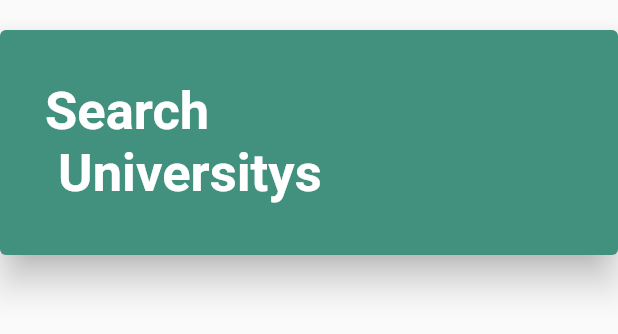
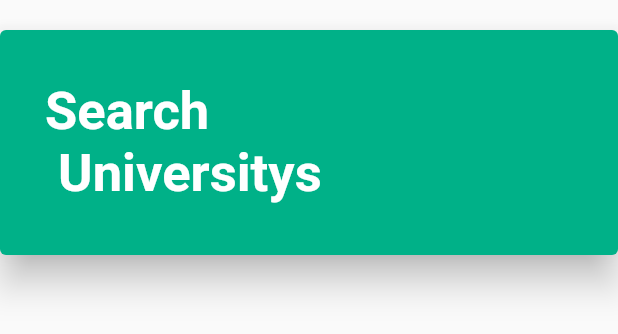
Before and after one commit to naudofp/devnet-frontend, a Flutter app: the CardHomeStudent widget shown alone on an empty page, opened directly, on a phone screen of 412 x 824 dp. Shown: the top 334 px of the screen. Run offline on Flutter 3.47's test engine with Material 2 defaults, Android fonts, the phone set to English and light mode, and no system bars; our stand-ins replace dio, shared_preferences; missing offline and left inert: custom_signin_buttons; accounts and stored records are empty.

Commit message:
Updated Components

```diff
--- a/lib/app/views/components/card_home_student.dart
+++ b/lib/app/views/components/card_home_student.dart
@@ -2,6 +2,7 @@ import 'dart:math';
 
 import 'package:custom_signin_buttons/button_list.dart';
 import 'package:flutter/material.dart';
+import 'package:schooltech/app/controllers/app_controller.dart';
 
 class CardHomeStudent extends StatelessWidget {
   final String text;
@@ -19,7 +20,9 @@ class CardHomeStudent extends StatelessWidget {
             Navigator.of(context).pushNamed(route);
           },
           style: ElevatedButton.styleFrom(
-              backgroundColor: Color.fromARGB(255, 65, 145, 126),
+              backgroundColor: AppController.instance.isDark
+                  ? Color.fromARGB(255, 117, 117, 117)
+                  : const Color.fromARGB(255, 0, 177, 136),
               fixedSize: Size(600, 150),
               textStyle: const TextStyle(
                 fontSize: 35,
```
Also changed, not shown: lib/app/views/components/card_outline_border.dart (+11 -8 lines).
